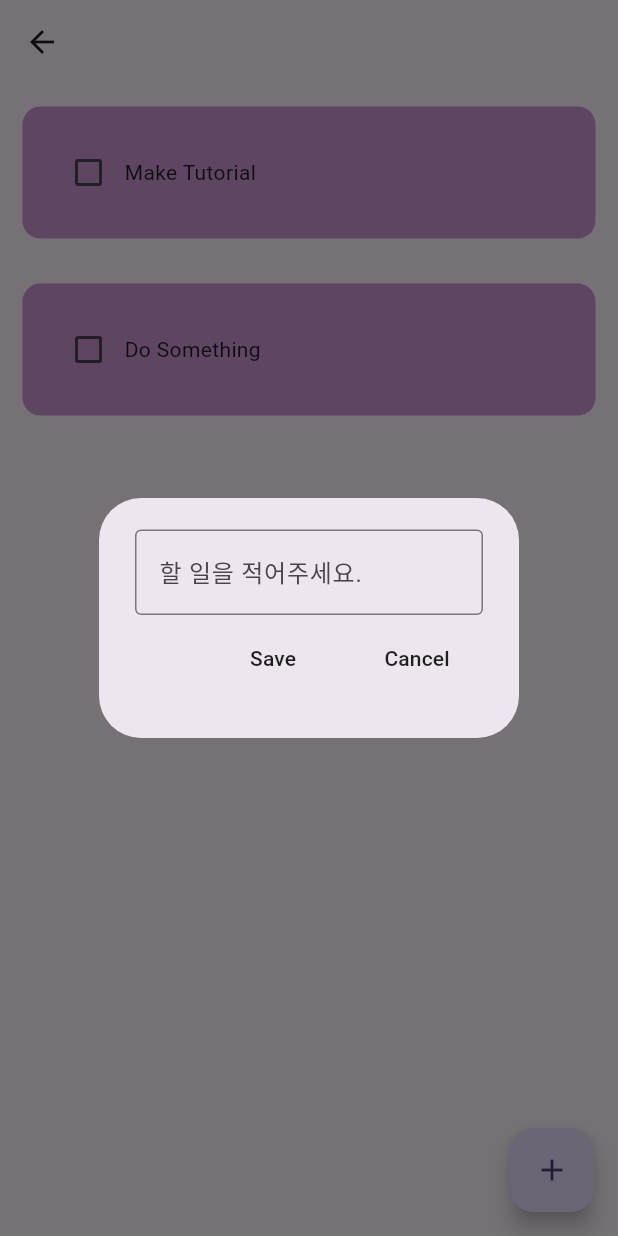
After one commit to H1Won/flutter_t, a Flutter app: the DiaryScreen screen opened by its route, after a tap on the "add" icon, on a phone screen of 412 x 824 dp. The commit adds this screen. Run offline on Flutter 3.47's test engine with Material 2 defaults, Android fonts, the phone set to English and light mode, and no system bars; drawn by our look-alikes of flutter_slidable; our stand-ins replace get, table_calendar; missing offline and left inert: dart:ffi.

Commit message:
todo list

```diff
--- a/lib/main.dart
+++ b/lib/main.dart
@@ -1,6 +1,7 @@
 import 'package:flutter/material.dart';
 import 'package:get/get.dart';
 import 'package:intl/date_symbol_data_local.dart';
+import 'package:test_1/screens/DiaryScreen.dart';
 //import 'package:intl/date_symbol_data_http_request.dart';
 import 'package:test_1/screens/mainscreen.dart';
 import 'package:test_1/screens/secondScreen.dart';
@@ -29,7 +30,8 @@ class MyApp extends StatelessWidget {
       home: MainScreen(),
       getPages: [
         GetPage(name: '/second', page: () =>SecondScreen()),
-        GetPage(name: '/third', page: ()=>ThirdScreen())
+        GetPage(name: '/third', page: ()=>ThirdScreen()),
+        GetPage(name: '/todo', page: ()=>DiaryScreen())
       ],
     );
   }
--- /dev/null
+++ b/lib/screens/DiaryScreen.dart
@@ -0,0 +1,84 @@
+//import 'package:dogcat/utill/dialog_box.dart';
+//import 'package:flutter_t/utill/todo_tile.dart';
+import 'package:flutter/material.dart';
+import 'package:get/get.dart';
+import 'package:table_calendar/table_calendar.dart';
+import 'package:test_1/utill/dialog_box.dart';
+import 'package:test_1/utill/todo_tile.dart';
+
+class DiaryScreen extends StatefulWidget {
+  const DiaryScreen({Key? key}) : super(key: key);
+
+  State<DiaryScreen> createState() => DiaryScreenState();
+}
+
+class DiaryScreenState extends State<DiaryScreen>{
+
+  //text controller
+  final _controller= TextEditingController();
+
+
+  List toDoList =[
+    ["Make Tutorial", false],
+    ["Do Something", false],
+  ];
+
+  //DateTime focusedDay= DateTime.now();
+
+  void checkBoxChanged(bool? value, int index){
+    setState(() {
+      toDoList[index][1] =!toDoList[index][1];
+    });
+  }
+
+  //add new task
+  void saveNewTask(){
+    setState(() {
+      toDoList.add([_controller.text, false]);
+      _controller.clear();
+    });
+    Navigator.of(context).pop();
+    }
+
+  //create a new task
+  void createNewTask() {
+    showDialog(
+      context: context,
+       builder: (context){
+        return DialogBox(
+          controller: _controller,
+          onSave: saveNewTask,
+          onCancel: () => Navigator.of(context).pop()
+        );
+       }
+      );
+  }
+
+  void deleteTask(int index){
+    setState(() {
+      toDoList.removeAt(index);
+    });
+  }
+
+  @override
+  Widget build(BuildContext context) {
+    return Scaffold(
+      appBar: AppBar(),
+      floatingActionButton: FloatingActionButton(
+        onPressed: createNewTask,
+        child: Icon(Icons.add),),
+
+      body:ListView.builder(
+            itemCount: toDoList.length,
+            itemBuilder:(context, index) {
+              return ToDoTile(
+                taskName: toDoList[index][0],
+               taskCompleted: toDoList[index][1],
+                onChanged:(value) => checkBoxChanged(value,index),
+                deleteFunction: (context) => deleteTask,);
+            },
+          )
+    );
+
+  }
+}
--- a/lib/screens/MainScreen.dart
+++ b/lib/screens/MainScreen.dart
@@ -12,10 +12,14 @@ class MainScreen extends StatelessWidget {
       appBar: AppBar(),
       body: Column(
         children: [
-          Container(
-            width: 100,
-            height: 100,
-            color: Colors.grey,
+          GestureDetector(
+            onTap: () =>
+            Get.toNamed('/todo'),
+            child: Container(
+              width: 100,
+              height: 100,
+              color: Colors.grey,
+            ),
           ),
 
           GestureDetector(
--- /dev/null
+++ b/lib/utill/dialog_box.dart
@@ -0,0 +1,48 @@
+import 'package:flutter/material.dart';
+import 'package:test_1/utill/my_button.dart';
+
+class DialogBox extends StatelessWidget {
+  final controller;
+  VoidCallback onSave;
+  VoidCallback onCancel;
+
+  DialogBox({super.key,
+    required this.controller,
+    required this.onCancel,
+    required this.onSave});
+
+  @override
+  Widget build(BuildContext context) {
+    return AlertDialog(
+
+      content: Container(
+        height: 120,
+        child: Column(
+          mainAxisAlignment: MainAxisAlignment.spaceEvenly,
+          children: [
+          TextField(
+            controller: controller,
+            decoration: InputDecoration(
+              border: OutlineInputBorder(),
+              hintText: "할 일을 적어주세요.",),
+          ),
+
+          Row(
+            mainAxisAlignment: MainAxisAlignment.end,
+
+            children: [
+              //save
+              MyButton(text: "Save", onPressed: onSave),
+
+              const SizedBox(width: 8),
+
+              //cancel
+              MyButton(text: "Cancel", onPressed: onCancel)
+            ],
+          )
+
+
+        ]),),
+    );
+  }
+}
--- /dev/null
+++ b/lib/utill/my_button.dart
@@ -0,0 +1,18 @@
+import 'package:flutter/material.dart';
+
+class MyButton extends StatelessWidget {
+  final String text;
+  VoidCallback onPressed;
+  MyButton({
+    super.key,
+    required this.text,
+    required this.onPressed,
+  });
+
+  @override
+  Widget build(BuildContext context) {
+    return MaterialButton(
+      onPressed: onPressed,
+      child: Text(text),);
+  }
+}
--- /dev/null
+++ b/lib/utill/todo_tile.dart
@@ -0,0 +1,59 @@
+
+import 'package:flutter/material.dart';
+import 'package:flutter_slidable/flutter_slidable.dart';
+
+class ToDoTile extends StatelessWidget {
+  final String taskName;
+  final bool taskCompleted;
+  Function(bool?)? onChanged;
+  Function(BuildContext)? deleteFunction;
+
+  ToDoTile({super.key,
+  required this.taskName,
+  required this.taskCompleted,
+  required this.onChanged,
+  required this.deleteFunction});
+
+  @override
+  Widget build(BuildContext context) {
+    return Padding(
+      padding: const EdgeInsets.all(15.0),
+      child: Slidable(
+        endActionPane: ActionPane(
+          motion: StretchMotion(),
+          children: [
+            SlidableAction(
+              onPressed: deleteFunction,
+              icon: Icons.delete,
+              backgroundColor: Colors.red,
+              borderRadius: BorderRadius.circular(12),)
+          ],
+
+        ),
+        child: Container(
+          padding: EdgeInsets.all(20),
+          child: Row(
+            children: [
+
+              //check box
+              Checkbox(
+                value: taskCompleted,
+                onChanged: onChanged,
+                ),
+
+              //task name
+              Text(
+                taskName,
+                style: TextStyle(decoration: taskCompleted
+                ? TextDecoration.lineThrough
+                : TextDecoration.none
+                ),),
+            ],
+          ),
+          decoration: BoxDecoration(color: const Color.fromARGB(255, 204, 152, 213),
+          borderRadius: BorderRadius.circular(12)),
+        ),
+      ),
+    );
+  }
+}
--- a/pubspec.yaml
+++ b/pubspec.yaml
@@ -35,6 +35,7 @@ dependencies:
   # The following adds the Cupertino Icons font to your application.
   # Use with the CupertinoIcons class for iOS style icons.
   cupertino_icons: ^1.0.2
+  flutter_slidable: ^1.2.0
   get: ^4.6.6
   table_calendar: ^3.0.9
   intl: ^0.18.1
```
Also changed, not shown: pubspec.lock.
